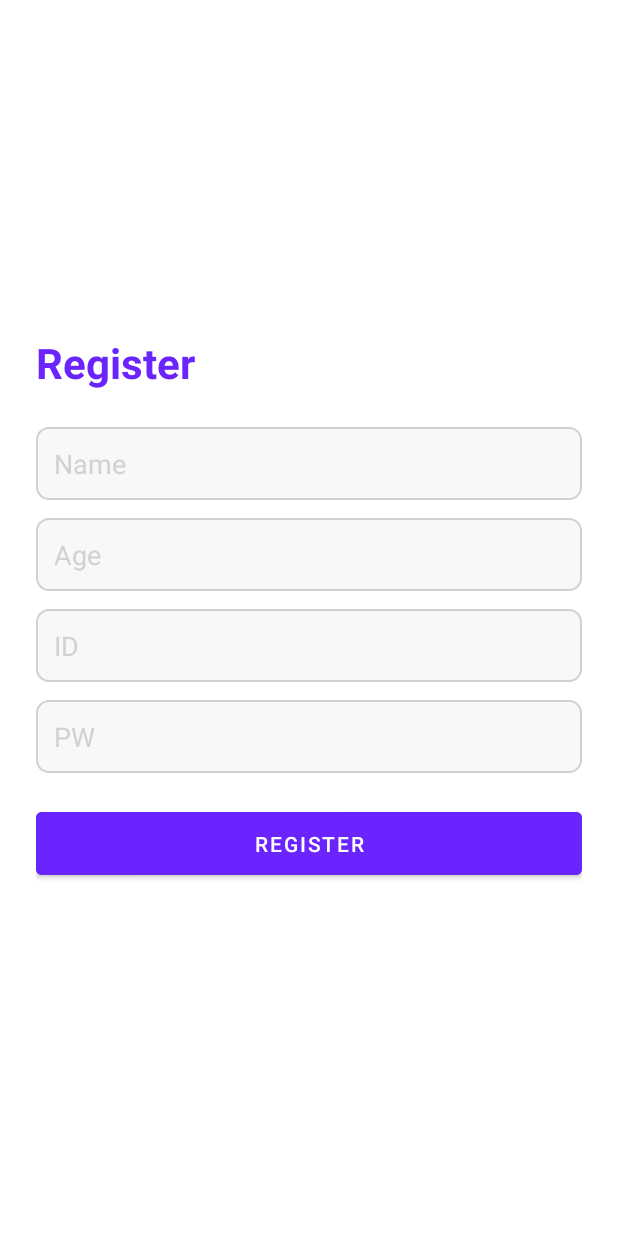
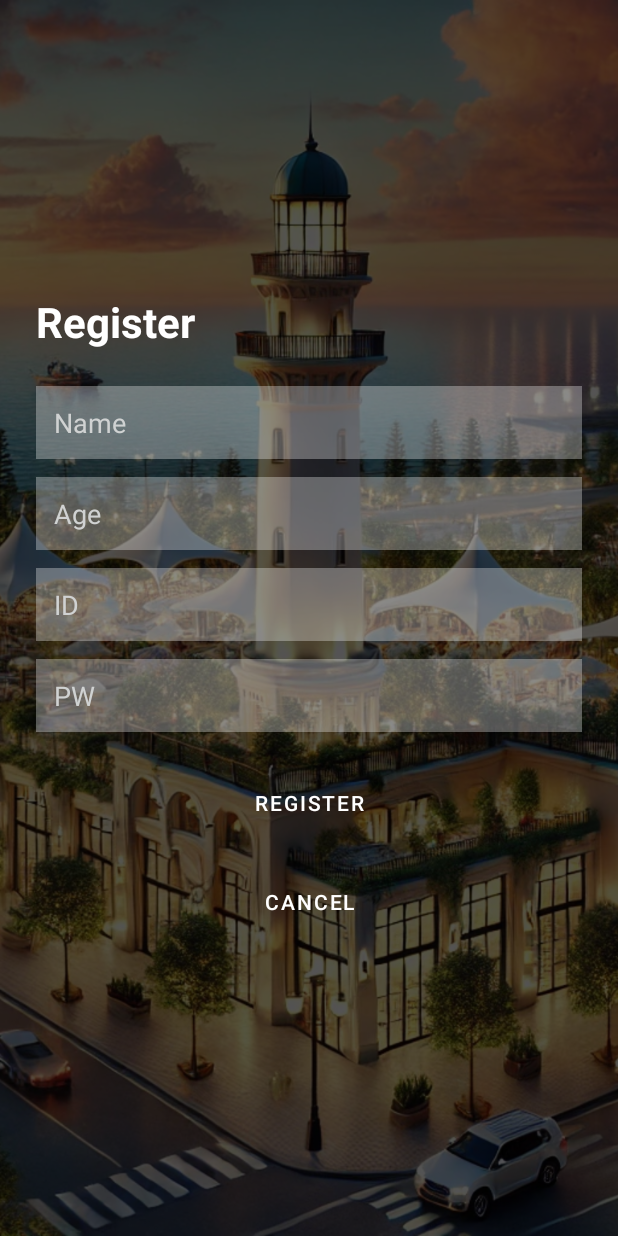
Before and after one commit to banapple87/follow_me, an Android app: the RegisterActivity screen opened directly, with no data from a screen before it, on a phone screen of 412 x 824 dp. Run offline under Robolectric (Android 15) with nearby library versions, the phone set to English and light mode, and no system bars.

Commit message:
로그인, 회원가입 화면 리뉴얼 / 방문 매장 제거

```diff
--- a/Follow_Me_App/app/src/main/AndroidManifest.xml
+++ b/Follow_Me_App/app/src/main/AndroidManifest.xml
@@ -37,7 +37,9 @@
             android:exported="true"
             android:theme="@style/Theme.FollowMe" />
 
-        <activity android:name=".RegisterActivity" />
+        <activity
+            android:name=".RegisterActivity"
+            android:windowSoftInputMode="adjustPan" />
 
         <!-- 네이버 지도 API 키 설정 -->
         <meta-data
--- a/Follow_Me_App/app/src/main/java/com/example/follow_me/RegisterActivity.java
+++ b/Follow_Me_App/app/src/main/java/com/example/follow_me/RegisterActivity.java
@@ -5,6 +5,8 @@ import android.os.Bundle;
 import android.text.TextUtils;
 import android.util.Log;
 import android.view.View;
+import android.view.MotionEvent;
+import android.view.inputmethod.InputMethodManager;
 import android.widget.Button;
 import android.widget.EditText;
 import android.widget.Toast;
@@ -29,8 +31,21 @@ public class RegisterActivity extends AppCompatActivity {
     private EditText usernameEditText;
     private EditText passwordEditText;
     private Button registerButton;
+    private Button cancelButton;
 
     private final OkHttpClient client = new OkHttpClient();
+
+    @Override
+    public boolean dispatchTouchEvent(MotionEvent ev) {
+        if (ev.getAction() == MotionEvent.ACTION_DOWN) {
+            View v = getCurrentFocus();
+            if (v != null) {
+                InputMethodManager imm = (InputMethodManager) getSystemService(INPUT_METHOD_SERVICE);
+                imm.hideSoftInputFromWindow(v.getWindowToken(), 0);
+            }
+        }
+        return super.dispatchTouchEvent(ev);
+    }
 
     @Override
     protected void onCreate(Bundle savedInstanceState) {
@@ -48,6 +63,7 @@ public class RegisterActivity extends AppCompatActivity {
         usernameEditText = findViewById(R.id.username_edit_text);
         passwordEditText = findViewById(R.id.password_edit_text);
         registerButton = findViewById(R.id.register_button);
+        cancelButton = findViewById(R.id.cancel_button); // Cancel 버튼 초기화
 
         registerButton.setOnClickListener(new View.OnClickListener() {
             @Override
@@ -55,6 +71,9 @@ public class RegisterActivity extends AppCompatActivity {
                 attemptRegister();
             }
         });
+
+        // Cancel 버튼 클릭 리스너
+        cancelButton.setOnClickListener(v -> finish()); // 현재 액티비티를 종료하고 이전 화면으로 돌아감
     }
 
     private void attemptRegister() {
--- a/Follow_Me_App/app/src/main/res/layout/activity_main.xml
+++ b/Follow_Me_App/app/src/main/res/layout/activity_main.xml
@@ -10,9 +10,9 @@
 
     <Button
         android:id="@+id/calculate_path_button"
-        android:layout_width="wrap_content"
-        android:layout_height="wrap_content"
-        android:text="Calculate Path"
+        android:layout_width="24dp"
+        android:layout_height="24dp"
+        android:text="Calc"
         android:layout_alignParentBottom="true"
         android:layout_centerHorizontal="true"
         android:layout_marginBottom="16dp" />
--- a/Follow_Me_App/app/src/main/res/layout/activity_register.xml
+++ b/Follow_Me_App/app/src/main/res/layout/activity_register.xml
@@ -1,84 +1,103 @@
 <?xml version="1.0" encoding="utf-8"?>
-<LinearLayout
+<RelativeLayout
     xmlns:android="http://schemas.android.com/apk/res/android"
     android:layout_width="match_parent"
     android:layout_height="match_parent"
+    android:focusableInTouchMode="true">
+
+    <ImageView
+        android:id="@+id/background_image"
+        android:layout_width="match_parent"
+        android:layout_height="match_parent"
+        android:scaleType="centerCrop"
+        android:src="@drawable/background_image" />
+
+    <View
+        android:layout_width="match_parent"
+        android:layout_height="match_parent"
+        android:background="#AA000000" />
+
+    <LinearLayout
+        android:layout_width="match_parent"
+        android:layout_height="wrap_content"
         android:orientation="vertical"
         android:padding="24dp"
-    android:gravity="center"
-    android:background="#FFFFFF">
+        android:layout_centerInParent="true"
+        android:gravity="center">
 
-    <!-- 회원가입 제목 -->
         <TextView
             android:layout_width="match_parent"
             android:layout_height="wrap_content"
             android:text="Register"
-        android:textColor="#6A24FE"
+            android:textColor="#FFFFFF"
             android:textSize="28sp"
             android:textStyle="bold"
             android:layout_marginBottom="24dp"
             android:gravity="start"/>
 
-    <!-- 이름 입력 필드 -->
         <EditText
             android:id="@+id/name_edit_text"
             android:layout_width="match_parent"
             android:layout_height="wrap_content"
             android:hint="Name"
-        android:background="@drawable/edit_text_background"
+            android:background="#50FFFFFF"
             android:padding="12dp"
-        android:textColor="#000000"
+            android:textColor="#FFFFFF"
             android:textColorHint="#D0D2D2"
-        android:layout_marginBottom="12dp"/>
+            android:layout_marginBottom="12dp"
+            android:inputType="textPersonName"/>
 
-    <!-- 나이 입력 필드 -->
         <EditText
             android:id="@+id/age_edit_text"
             android:layout_width="match_parent"
             android:layout_height="wrap_content"
             android:hint="Age"
-        android:background="@drawable/edit_text_background"
+            android:background="#50FFFFFF"
             android:padding="12dp"
-        android:textColor="#000000"
+            android:textColor="#FFFFFF"
             android:textColorHint="#D0D2D2"
             android:layout_marginBottom="12dp"
             android:inputType="number"/>
 
-    <!-- 아이디 입력 필드 -->
         <EditText
             android:id="@+id/username_edit_text"
             android:layout_width="match_parent"
             android:layout_height="wrap_content"
             android:hint="ID"
-        android:background="@drawable/edit_text_background"
+            android:background="#50FFFFFF"
             android:padding="12dp"
-        android:textColor="#000000"
+            android:textColor="#FFFFFF"
             android:textColorHint="#D0D2D2"
-        android:layout_marginBottom="12dp"/>
+            android:layout_marginBottom="12dp"
+            android:inputType="textPersonName"/>
 
-    <!-- 비밀번호 입력 필드 -->
         <EditText
             android:id="@+id/password_edit_text"
             android:layout_width="match_parent"
             android:layout_height="wrap_content"
             android:hint="PW"
-        android:background="@drawable/edit_text_background"
+            android:background="#50FFFFFF"
             android:padding="12dp"
-        android:textColor="#000000"
+            android:textColor="#FFFFFF"
             android:textColorHint="#D0D2D2"
             android:layout_marginBottom="20dp"
             android:inputType="textPassword"/>
 
-    <!-- 회원가입 버튼 -->
         <Button
             android:id="@+id/register_button"
-        android:layout_width="match_parent"
+            android:layout_width="wrap_content"
             android:layout_height="54dp"
+            android:layout_marginBottom="12dp"
+            android:background="@android:color/transparent"
             android:text="Register"
-        android:textColor="#FFFFFF"
-        android:backgroundTint="#6A24FE"
-        android:layout_marginBottom="12dp"
-        android:paddingStart="12dp"
-        android:paddingEnd="12dp"/>
+            android:textColor="#FFFFFF" />
 
+        <Button
+            android:id="@+id/cancel_button"
+            android:layout_width="wrap_content"
+            android:layout_height="54dp"
+            android:background="@android:color/transparent"
+            android:text="Cancel"
+            android:textColor="#FFFFFF"/>
     </LinearLayout>
+</RelativeLayout>
```
Also changed, not shown: Follow_Me_App/app/src/main/java/com/example/follow_me/FloorManager.java (+8 -1 lines), Follow_Me_App/app/src/main/java/com/example/follow_me/LoginActivity.java (+32 -6 lines), Follow_Me_App/app/src/main/res/layout/activity_login.xml (+38 -28 lines), 4 other files. Lines whose indentation alone changed are shown as unchanged.
